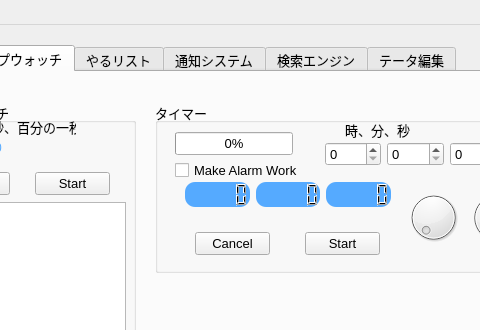
Qt form UI/Main_jp.ui (kerlive/Memorandum) before a commit; both pictures show x 138 to 618 and y 0 to 330 of the 750 by 600 pixel window.
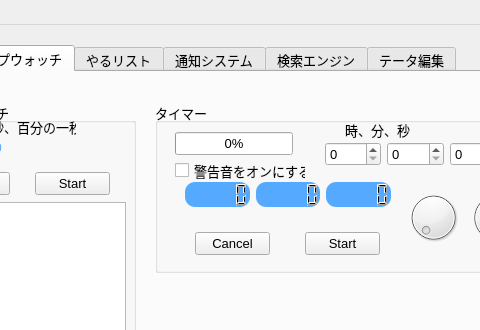
The same form after that commit. The open tabs and pages were chosen to show the change. Icons and pictures are not drawn.

Commit message: fixed any issues

Patch:
```diff
--- a/UI/Main_jp.ui
+++ b/UI/Main_jp.ui
@@ -446,7 +446,7 @@
         </rect>
        </property>
        <property name="text">
-        <string>Make Alarm Work</string>
+        <string>警告音をオンにする</string>
        </property>
       </widget>
      </widget>
```
Left out of the diff: 2 changed lines with no effect on the pictures. The commit also changes 1 other file.
